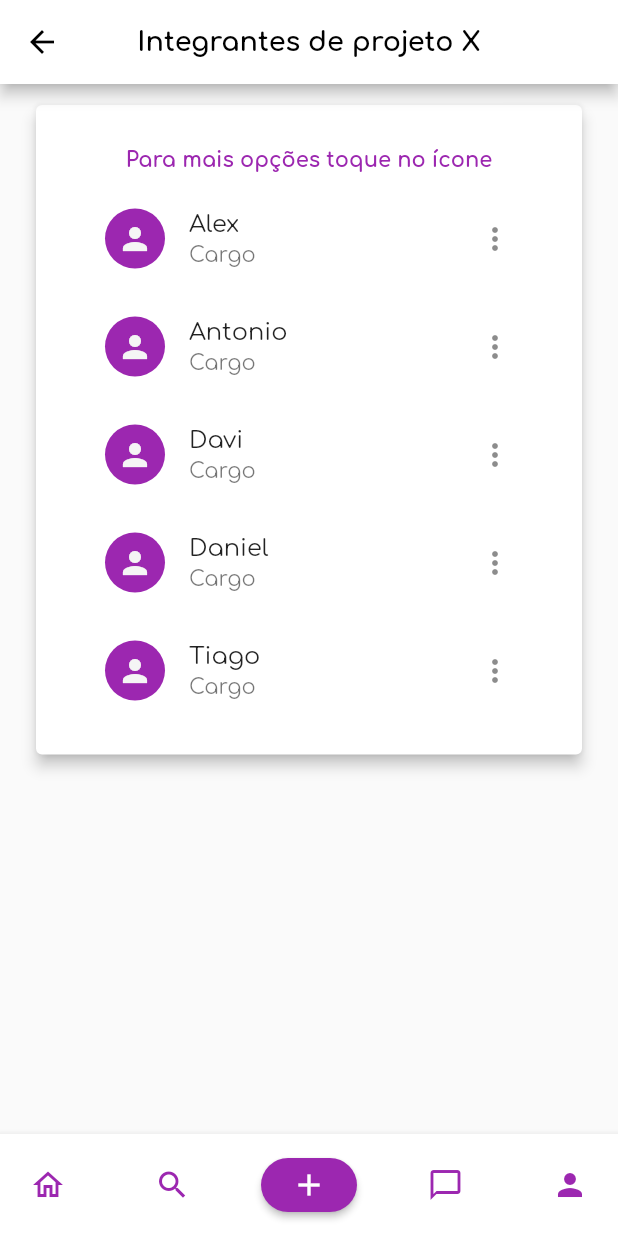
After one commit to Kathamala/easy_scrum, a Flutter app: the ProjectMembersPage screen opened directly, on a phone screen of 412 x 824 dp. The commit adds this screen. Run offline on Flutter 3.47's test engine with Material 2 defaults, Android fonts, the phone set to English and light mode, and no system bars.

Commit message:
Página de integrantes do projeto ok

```diff
--- a/lib/pages/login/recoveryPassword.dart
+++ b/lib/pages/login/recoveryPassword.dart
@@ -1,8 +1,8 @@
 // ignore_for_file: prefer_const_constructors, prefer_const_literals_to_create_immutables, avoid_print
 
 import 'package:easy_scrum/colors.dart';
-import 'package:easy_scrum/pages/home.dart';
-import 'package:easy_scrum/pages/login/login.dart';
+//import 'package:easy_scrum/pages/home.dart';
+//import 'package:easy_scrum/pages/login/login.dart';
 import 'package:flutter/material.dart';
 
 class RecoveryPasswordPage extends StatefulWidget {
--- a/lib/pages/login/register.dart
+++ b/lib/pages/login/register.dart
@@ -1,8 +1,8 @@
 // ignore_for_file: prefer_const_constructors, prefer_const_literals_to_create_immutables, avoid_print
 
 import 'package:easy_scrum/colors.dart';
-import 'package:easy_scrum/pages/home.dart';
-import 'package:easy_scrum/pages/login/login.dart';
+//import 'package:easy_scrum/pages/home.dart';
+//import 'package:easy_scrum/pages/login/login.dart';
 import 'package:flutter/material.dart';
 
 class RegisterPage extends StatefulWidget {
--- a/lib/pages/project/project-details.dart
+++ b/lib/pages/project/project-details.dart
@@ -2,6 +2,7 @@
 import 'package:easy_scrum/colors.dart';
 import 'package:easy_scrum/components/BottomAppBar.dart';
 import 'package:easy_scrum/pages/project/project-edit.dart';
+import 'package:easy_scrum/pages/project/project-members.dart';
 import 'package:flutter/material.dart';
 
 class ProjectDetailsPage extends StatefulWidget {
@@ -140,10 +141,11 @@ class _ProjectDetailsPageState extends State<ProjectDetailsPage> {
                           backgroundColor: AppColors.secondaryGrey,
                           fixedSize: Size(242, 20)),
                       onPressed: () {
-                        /*Navigator.push(
+                        Navigator.push(
                             context,
                             MaterialPageRoute(
-                                builder: (context) => const ProjectMembersPage()));*/
+                                builder: (context) =>
+                                    const ProjectMembersPage()));
                       },
                       child: Row(children: [
                         Icon(
--- /dev/null
+++ b/lib/pages/project/project-members.dart
@@ -0,0 +1,109 @@
+// ignore_for_file: prefer_const_constructors, prefer_const_literals_to_create_immutables, avoid_print
+import 'package:easy_scrum/colors.dart';
+import 'package:easy_scrum/components/BottomAppBar.dart';
+//import 'package:easy_scrum/pages/project/project-details.dart';
+import 'package:flutter/material.dart';
+
+enum SampleItem { itemOne, itemTwo, itemThree }
+
+class ProjectMembersPage extends StatefulWidget {
+  const ProjectMembersPage({Key? key}) : super(key: key);
+
+  @override
+  State<ProjectMembersPage> createState() => _ProjectMembersPageState();
+}
+
+class _ProjectMembersPageState extends State<ProjectMembersPage> {
+  @override
+  void initState() {
+    super.initState();
+  }
+
+  _showPopupMenu(Offset offset) async {
+    double left = offset.dx;
+    double top = offset.dy;
+    await showMenu(
+      context: context,
+      position: RelativeRect.fromLTRB(left, top, 0, 0),
+      items: [
+        PopupMenuItem<String>(child: const Text('Mensagem'), value: 'Mensagem'),
+        PopupMenuItem<String>(child: const Text('Remover'), value: 'Remover'),
+      ],
+      elevation: 8.0,
+    );
+  }
+
+  @override
+  Widget build(BuildContext context) {
+    final List<String> listaMembros = [
+      "Alex",
+      "Antonio",
+      "Davi",
+      "Daniel",
+      "Tiago"
+    ];
+
+    final cardMembers = Card(
+      elevation: 4.0,
+      child: Padding(
+        padding: const EdgeInsets.fromLTRB(30, 5, 30, 20),
+        child: Column(
+            mainAxisAlignment: MainAxisAlignment.spaceBetween,
+            children: [
+              Padding(
+                  padding: const EdgeInsets.fromLTRB(8, 24, 8, 8),
+                  child: Text("Para mais opções toque no ícone",
+                      textAlign: TextAlign.center,
+                      style: TextStyle(
+                          color: AppColors.primaryPurple,
+                          fontSize: 14,
+                          fontWeight: FontWeight.bold))),
+              ListView.builder(
+                scrollDirection: Axis.vertical,
+                shrinkWrap: true,
+                itemCount: listaMembros.length,
+                itemBuilder: (context, index) {
+                  return ListTile(
+                      leading: CircleAvatar(
+                        backgroundColor: AppColors.primaryPurple,
+                        child: Icon(Icons.person),
+                      ),
+                      title: Text(listaMembros[index]),
+                      subtitle: Text('Cargo'),
+                      trailing: GestureDetector(
+                        onTapDown: (TapDownDetails details) {
+                          _showPopupMenu(details.globalPosition);
+                        },
+                        child: Icon(Icons.more_vert),
+                      )
+                      /*trailing: Icon(Icons.more_vert),
+                      enabled: true,
+                      onTap: () {_showPopupMenu()}*/
+                      );
+                },
+              ),
+            ]),
+      ),
+    );
+
+    return Scaffold(
+        appBar: AppBar(
+          backgroundColor: AppColors.white,
+          title: const Text("Integrantes de projeto X",
+              style: TextStyle(
+                  color: Colors.black,
+                  fontSize: 18,
+                  fontWeight: FontWeight.bold)),
+          centerTitle: true,
+        ),
+        bottomNavigationBar: BottomAppBarEasyScrum(),
+        body: SingleChildScrollView(
+          child: Container(
+            padding: EdgeInsets.fromLTRB(20, 10, 20, 10),
+            child: Column(
+                crossAxisAlignment: CrossAxisAlignment.center,
+                children: [cardMembers]),
+          ),
+        ));
+  }
+}
```
